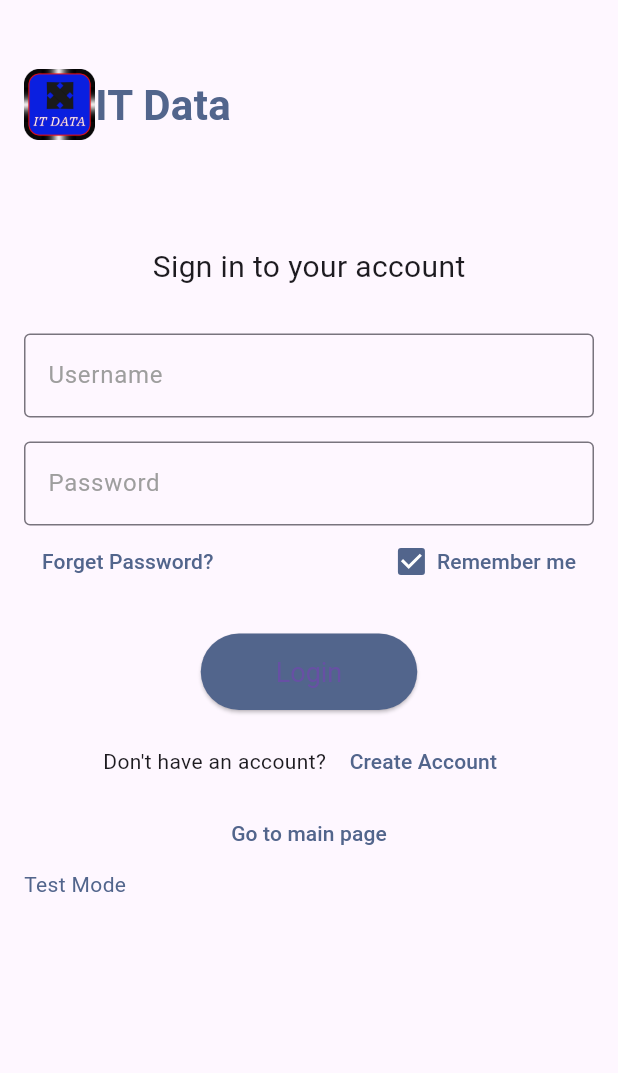
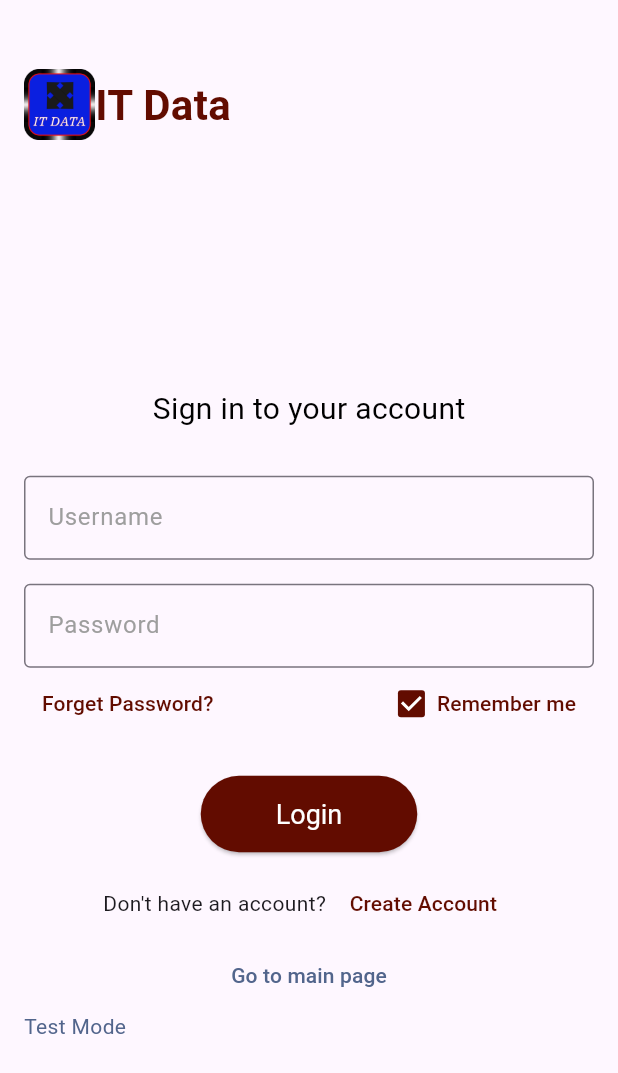
Before and after one commit to itguy8322/itdata-app, a Flutter app: the SignupPage screen opened by its route, after a tap on "Login", on a phone screen of 412 x 824 dp. Shown: the top 1073 px of the screen. Run offline on Flutter 3.47's test engine with Material 3 defaults, Android fonts, the light colour scheme and no system bars; our stand-ins replace awesome_notifications, cloud_firestore, firebase_auth, firebase_core, flutter_bloc, flutter_secure_storage and 6 more; missing offline and left inert: firebase_app_check, flutter_secure_storage_web, flutter_vibrate; accounts and stored records are empty.

Commit message:
fix layout in login and signup pages

```diff
--- a/lib/data/cubits/theme/theme_cubit.dart
+++ b/lib/data/cubits/theme/theme_cubit.dart
@@ -5,7 +5,7 @@ import 'package:itdata/data/cubits/theme/theme_state.dart';
 class ThemeCubit extends Cubit<ThemeState> {
   //final storage = FlutterSecureStorage();
 
-  ThemeCubit() : super(ThemeState.defaut());
+  ThemeCubit() : super(ThemeState.brown());
 
   void setToDefaultTheme(Color color) {
     emit(ThemeState.defaut());
--- a/lib/features/auth/login.dart
+++ b/lib/features/auth/login.dart
@@ -5,6 +5,8 @@ import 'package:flutter_bloc/flutter_bloc.dart';
 import 'package:itdata/data/cubits/auth/auth_cubit.dart';
 import 'package:itdata/data/cubits/auth/auth_state.dart';
 import 'package:itdata/data/cubits/storage/storage_cubit.dart';
+import 'package:itdata/data/cubits/theme/theme_cubit.dart';
+import 'package:itdata/data/cubits/theme/theme_state.dart';
 import 'package:itdata/data/cubits/user-data/user_data_cubit.dart';
 
 class LoginPage extends StatefulWidget {
@@ -55,7 +57,9 @@ class _LoginPageState extends State<LoginPage> {
     final storage = BlocProvider.of<StorageCubit>(context);
     final login = BlocProvider.of<AuthCubit>(context);
     return PopScope(
-      child: Scaffold(
+      child: BlocBuilder<ThemeCubit, ThemeState>(
+        builder: (context, theme) {
+          return Scaffold(
             body: Padding(
               padding: const EdgeInsets.all(16.0),
               child: SingleChildScrollView(
@@ -63,6 +67,7 @@ class _LoginPageState extends State<LoginPage> {
                   key: _formKey,
                   child: Column(
                     mainAxisAlignment: MainAxisAlignment.center,
+                    crossAxisAlignment: CrossAxisAlignment.center,
                     children: <Widget>[
                       BlocListener<AuthCubit, AuthState>(
                         listener: (context, state) {
@@ -76,7 +81,9 @@ class _LoginPageState extends State<LoginPage> {
                             print(state.userInfo);
                             print("<============ USER DATA ===============>");
                             print(state.userInfo!.email);
-                        context.read<UserDataCubit>().setUser(state.userInfo!);
+                            context.read<UserDataCubit>().setUser(
+                              state.userInfo!,
+                            );
                             print("<============ PASSED ===============>");
                             Navigator.popAndPushNamed(context, "/dashboard");
                           } else if (state is LoginFailure) {
@@ -90,24 +97,36 @@ class _LoginPageState extends State<LoginPage> {
 
                       Row(
                         children: [
-                      Image.asset("assets/images/data_app_logo.png", scale: 40),
+                          Image.asset(
+                            "assets/images/data_app_logo.png",
+                            scale: 40,
+                          ),
                           Text(
                             'IT Data',
                             style: TextStyle(
                               fontSize: 28,
                               fontWeight: FontWeight.bold,
-                          color: Color.fromRGBO(82, 101, 140, 1),
+                              color: theme.primaryColor,
                             ),
                             textAlign: TextAlign.center,
                           ),
                         ],
                       ),
-                  SizedBox(height: 70),
+                      SizedBox(height: MediaQuery.sizeOf(context).height * 0.2),
+                      SizedBox(
+                        width: MediaQuery.sizeOf(context).height,
+                        child: Column(
+                          children: [
                             Text(
                               "Sign in to your account",
-                    style: TextStyle(fontSize: 20),
+                              style: TextStyle(
+                                fontSize: 20,
+                                color: theme.textColor,
                               ),
-                  SizedBox(height: 30), // Space between title and fields
+                            ),
+                            SizedBox(
+                              height: 30,
+                            ), // Space between title and fields
                             TextFormField(
                               controller: username,
                               decoration: InputDecoration(
@@ -115,7 +134,7 @@ class _LoginPageState extends State<LoginPage> {
                                 labelStyle: TextStyle(color: Colors.grey),
                                 focusedBorder: OutlineInputBorder(
                                   borderSide: BorderSide(
-                          color: Color.fromRGBO(82, 101, 140, 1),
+                                    color: theme.primaryColor,
                                   ),
                                 ),
                                 border: OutlineInputBorder(
@@ -137,7 +156,7 @@ class _LoginPageState extends State<LoginPage> {
                                 labelStyle: TextStyle(color: Colors.grey),
                                 focusedBorder: OutlineInputBorder(
                                   borderSide: BorderSide(
-                          color: Color.fromRGBO(82, 101, 140, 1),
+                                    color: theme.primaryColor,
                                   ),
                                 ),
                                 border: OutlineInputBorder(),
@@ -163,9 +182,7 @@ class _LoginPageState extends State<LoginPage> {
                                   },
                                   child: Text(
                                     'Forget Password?',
-                          style: TextStyle(
-                            color: Color.fromRGBO(82, 101, 140, 1),
-                          ),
+                                    style: TextStyle(color: theme.primaryColor),
                                   ),
                                 ),
                                 Row(
@@ -175,7 +192,7 @@ class _LoginPageState extends State<LoginPage> {
                                       width: 10,
                                       child: Checkbox(
                                         checkColor: Colors.white,
-                              activeColor: Color.fromRGBO(82, 101, 140, 1),
+                                        activeColor: theme.primaryColor,
                                         value: true,
                                         onChanged: (value) {
                                           storage.set_remember_me(
@@ -196,7 +213,7 @@ class _LoginPageState extends State<LoginPage> {
                                       child: Text(
                                         'Remember me',
                                         style: TextStyle(
-                                color: Color.fromRGBO(82, 101, 140, 1),
+                                          color: theme.primaryColor,
                                         ),
                                       ),
                                     ),
@@ -204,16 +221,21 @@ class _LoginPageState extends State<LoginPage> {
                                 ),
                               ],
                             ),
-                  SizedBox(height: 24.0), // Spacing before the login button
+                            SizedBox(
+                              height: 24.0,
+                            ), // Spacing before the login button
                             ElevatedButton(
                               onPressed: () async {
                                 if (_formKey.currentState!.validate()) {
                                   login.login(username.text, password.text);
                                 }
                               },
-                    child: Text('Login'),
+                              child: Text(
+                                'Login',
+                                style: TextStyle(color: theme.secondaryColor),
+                              ),
                               style: ElevatedButton.styleFrom(
-                      backgroundColor: Color.fromRGBO(82, 101, 140, 1),
+                                backgroundColor: theme.primaryColor,
                                 padding: EdgeInsets.symmetric(
                                   horizontal: 50,
                                   vertical: 15,
@@ -230,13 +252,14 @@ class _LoginPageState extends State<LoginPage> {
                                   onPressed: () {
                                     // Navigate to login page
                                     context.read<AuthCubit>().setInitial();
-                          Navigator.popAndPushNamed(context, "/signup");
+                                    Navigator.popAndPushNamed(
+                                      context,
+                                      "/signup",
+                                    );
                                   },
                                   child: Text(
                                     'Create Account',
-                          style: TextStyle(
-                            color: Color.fromRGBO(82, 101, 140, 1),
-                          ),
+                                    style: TextStyle(color: theme.primaryColor),
                                   ),
                                 ),
                               ],
@@ -248,7 +271,12 @@ class _LoginPageState extends State<LoginPage> {
                               },
                               child: Text(
                                 'Go to main page',
-                      style: TextStyle(color: Color.fromRGBO(82, 101, 140, 1)),
+                                style: TextStyle(
+                                  color: Color.fromRGBO(82, 101, 140, 1),
+                                ),
+                              ),
+                            ),
+                          ],
                         ),
                       ),
                       Row(
@@ -266,6 +294,8 @@ class _LoginPageState extends State<LoginPage> {
                 ),
               ),
             ),
+          );
+        },
       ),
       onPopInvokedWithResult: (b, t) async {},
     );
--- a/lib/features/auth/signup.dart
+++ b/lib/features/auth/signup.dart
@@ -4,6 +4,8 @@ import 'package:flutter/material.dart';
 import 'package:flutter_bloc/flutter_bloc.dart';
 import 'package:itdata/data/cubits/auth/auth_cubit.dart';
 import 'package:itdata/data/cubits/auth/auth_state.dart';
+import 'package:itdata/data/cubits/theme/theme_cubit.dart';
+import 'package:itdata/data/cubits/theme/theme_state.dart';
 
 class SignupPage extends StatefulWidget {
   const SignupPage({super.key});
@@ -52,7 +54,9 @@ class _SignupPageState extends State<SignupPage> {
   @override
   Widget build(BuildContext context) {
     return PopScope(
-      child: Scaffold(
+      child: BlocBuilder<ThemeCubit, ThemeState>(
+        builder: (context, theme) {
+          return Scaffold(
             body: Padding(
               padding: EdgeInsets.all(16.0),
               child: SingleChildScrollView(
@@ -77,23 +81,35 @@ class _SignupPageState extends State<SignupPage> {
                       ),
                       Row(
                         children: [
-                      Image.asset("assets/images/data_app_logo.png", scale: 40),
+                          Image.asset(
+                            "assets/images/data_app_logo.png",
+                            scale: 40,
+                          ),
                           Text(
                             'IT Data',
                             style: TextStyle(
                               fontSize: 28,
                               fontWeight: FontWeight.bold,
-                          color: Color.fromRGBO(82, 101, 140, 1),
+                              color: theme.primaryColor,
                             ),
                             textAlign: TextAlign.center,
                           ),
                         ],
                       ),
-                  SizedBox(height: 30),
-                  Text("Create an account", style: TextStyle(fontSize: 20)),
-                  SizedBox(height: 10),
+                      SizedBox(
+                        height: MediaQuery.sizeOf(context).height * 0.03,
+                      ),
 
                       // Already have an account?
+                      SizedBox(
+                        width: MediaQuery.sizeOf(context).height,
+                        child: Column(
+                          children: [
+                            Text(
+                              "Create an account",
+                              style: TextStyle(fontSize: 20),
+                            ),
+                            SizedBox(height: 10),
                             Row(
                               mainAxisAlignment: MainAxisAlignment.center,
                               children: <Widget>[
@@ -102,18 +118,21 @@ class _SignupPageState extends State<SignupPage> {
                                   onPressed: () {
                                     // Navigate to login page
                                     context.read<AuthCubit>().setInitial();
-                          Navigator.popAndPushNamed(context, "/login");
+                                    Navigator.popAndPushNamed(
+                                      context,
+                                      "/login",
+                                    );
                                   },
                                   child: Text(
                                     'Login',
-                          style: TextStyle(
-                            color: Color.fromRGBO(82, 101, 140, 1),
-                          ),
+                                    style: TextStyle(color: theme.primaryColor),
                                   ),
                                 ),
                               ],
                             ),
-                  SizedBox(height: 5), // Space between title and fields
+                            SizedBox(
+                              height: 5,
+                            ), // Space between title and fields
                             TextFormField(
                               controller: fullname,
                               decoration: InputDecoration(
@@ -121,7 +140,7 @@ class _SignupPageState extends State<SignupPage> {
                                 labelStyle: TextStyle(color: Colors.grey),
                                 focusedBorder: OutlineInputBorder(
                                   borderSide: BorderSide(
-                          color: Color.fromRGBO(82, 101, 140, 1),
+                                    color: theme.primaryColor,
                                   ),
                                 ),
                                 border: OutlineInputBorder(),
@@ -141,7 +160,7 @@ class _SignupPageState extends State<SignupPage> {
                                 labelStyle: TextStyle(color: Colors.grey),
                                 focusedBorder: OutlineInputBorder(
                                   borderSide: BorderSide(
-                          color: Color.fromRGBO(82, 101, 140, 1),
+                                    color: theme.primaryColor,
                                   ),
                                 ),
                                 border: OutlineInputBorder(),
@@ -161,7 +180,7 @@ class _SignupPageState extends State<SignupPage> {
                                 labelStyle: TextStyle(color: Colors.grey),
                                 focusedBorder: OutlineInputBorder(
                                   borderSide: BorderSide(
-                          color: Color.fromRGBO(82, 101, 140, 1),
+                                    color: theme.primaryColor,
                                   ),
                                 ),
                                 border: OutlineInputBorder(),
@@ -183,7 +202,7 @@ class _SignupPageState extends State<SignupPage> {
                                 labelStyle: TextStyle(color: Colors.grey),
                                 focusedBorder: OutlineInputBorder(
                                   borderSide: BorderSide(
-                          color: Color.fromRGBO(82, 101, 140, 1),
+                                    color: theme.primaryColor,
                                   ),
                                 ),
                                 border: OutlineInputBorder(),
@@ -203,7 +222,7 @@ class _SignupPageState extends State<SignupPage> {
                                 labelStyle: TextStyle(color: Colors.grey),
                                 focusedBorder: OutlineInputBorder(
                                   borderSide: BorderSide(
-                          color: Color.fromRGBO(82, 101, 140, 1),
+                                    color: theme.primaryColor,
                                   ),
                                 ),
                                 border: OutlineInputBorder(),
@@ -224,7 +243,7 @@ class _SignupPageState extends State<SignupPage> {
                                 labelStyle: TextStyle(color: Colors.grey),
                                 focusedBorder: OutlineInputBorder(
                                   borderSide: BorderSide(
-                          color: Color.fromRGBO(82, 101, 140, 1),
+                                    color: theme.primaryColor,
                                   ),
                                 ),
                                 border: OutlineInputBorder(),
@@ -246,9 +265,10 @@ class _SignupPageState extends State<SignupPage> {
                                   if (_formKey.currentState!.validate()) {
                                     if (password.text == confirmPassword.text) {
                                       process();
-                            context
-                                .read<AuthCubit>()
-                                .signup(email.text, password.text, {
+                                      context.read<AuthCubit>().signup(
+                                        email.text,
+                                        password.text,
+                                        {
                                           "name": fullname.text,
                                           "username": email.text.split("@")[0],
                                           "email": email.text,
@@ -257,7 +277,8 @@ class _SignupPageState extends State<SignupPage> {
                                           "bvn": "",
                                           "password": password.text,
                                           "wallet_bal": "1550.00",
-                                });
+                                        },
+                                      );
                                     } else {
                                       status("Alert", "Password do not match!");
                                     }
@@ -265,15 +286,27 @@ class _SignupPageState extends State<SignupPage> {
 
                                   // Optionally, navigate to the login page or dashboard
                                 },
-                      child: Text('Sign Up'),
+                                child: Text(
+                                  'Sign Up',
+                                  style: TextStyle(
+                                    fontSize: 18,
+                                    color: theme.secondaryColor,
+                                  ),
+                                ),
                                 style: ElevatedButton.styleFrom(
-                        backgroundColor: Color.fromRGBO(82, 101, 140, 1),
+                                  backgroundColor: theme.primaryColor,
                                   padding: EdgeInsets.symmetric(
                                     horizontal: 50,
                                     vertical: 15,
                                   ),
-                        textStyle: TextStyle(fontSize: 18),
+                                  textStyle: TextStyle(
+                                    fontSize: 18,
+                                    color: theme.secondaryColor,
                                   ),
+                                ),
+                              ),
+                            ),
+                          ],
                         ),
                       ),
                     ],
@@ -281,10 +314,12 @@ class _SignupPageState extends State<SignupPage> {
                 ),
               ),
             ),
+          );
+        },
       ),
       onPopInvokedWithResult: (b, t) async {
         context.read<AuthCubit>().setInitial();
-        Navigator.popAndPushNamed(context, "/login");
+        //Navigator.popAndPushNamed(context, "/login");
       },
     );
   }
```
Lines whose indentation alone changed are shown as unchanged.
